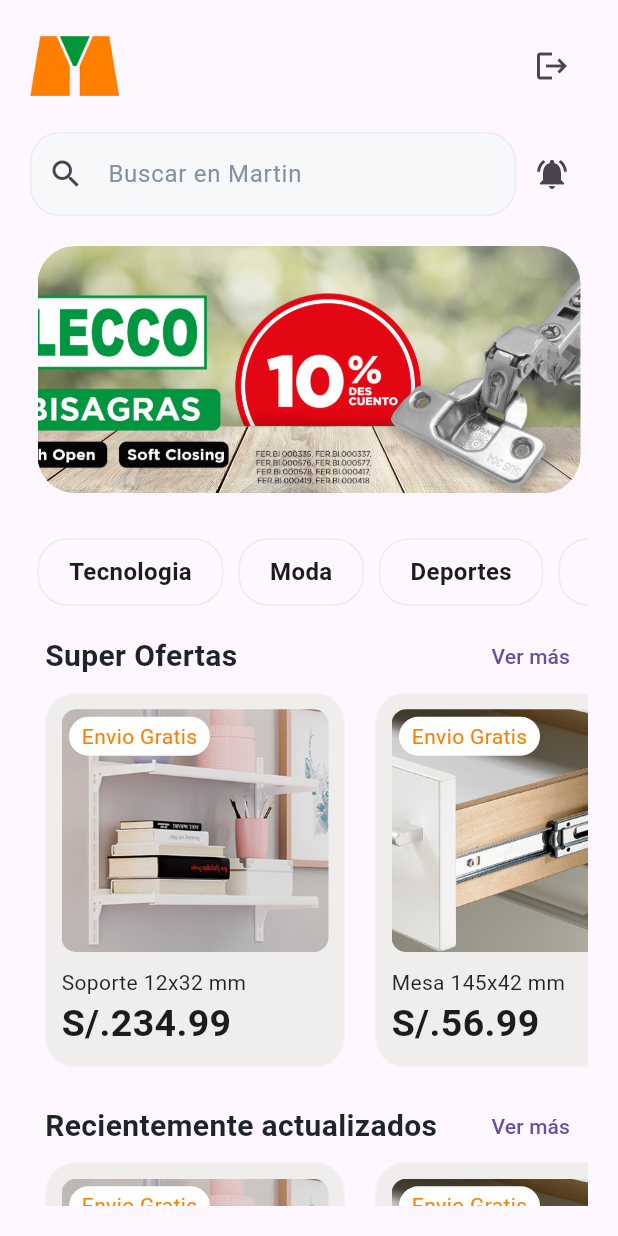
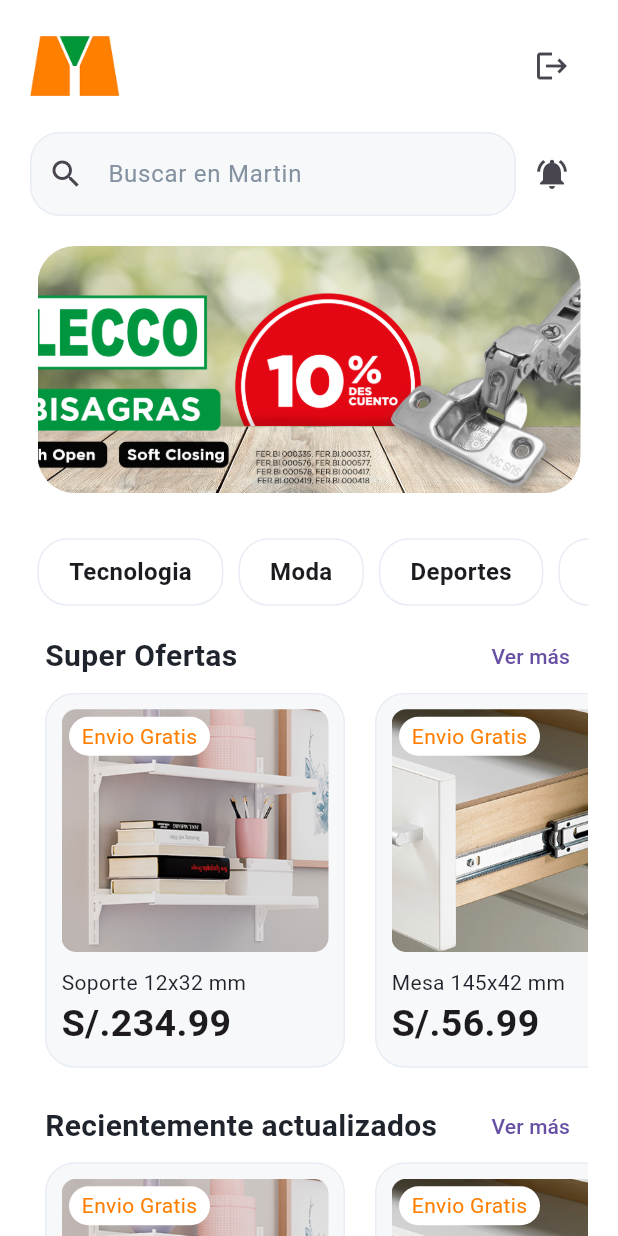
Before and after one commit to cobyzero/Martin-Project-App, a Flutter app: the screen it shows after launch, on a phone screen of 412 x 824 dp. Run offline on Flutter 3.47's test engine with Material 2 defaults, Android fonts, the light colour scheme and no system bars; drawn by our look-alikes of carousel_slider; our stand-ins replace go_router.

Commit message:
fix: render_search bordes diferentes en cada estado

```diff
--- a/lib/config/router/router.dart
+++ b/lib/config/router/router.dart
@@ -21,7 +21,7 @@
     ),
     GoRoute(
       path: "/home",
-      builder: (context, state) => const HomeScreen(),
+      builder: (context, state) => HomeScreen(),
     )
   ],
 );
--- a/lib/config/util/colors_util.dart
+++ b/lib/config/util/colors_util.dart
@@ -2,7 +2,7 @@
 
 const kPrimaryColor = Color(0xffFF7E00);
 const textColor = Color(0xff1E232C);
-
+const bgColor = Colors.white;
 //TextFormField
 const formBorderColor = Color(0xffE8ECF4);
 const formFilledColor = Color(0xffF7F8F9);
--- a/lib/config/widgets/render_product.dart
+++ b/lib/config/widgets/render_product.dart
@@ -18,9 +18,9 @@
     return Container(
       margin: const EdgeInsets.symmetric(horizontal: 10),
       decoration: BoxDecoration(
-          color: itemBackgroundColor,
+          color: formFilledColor,
           borderRadius: BorderRadius.circular(20),
-          border: Border.all(width: 1, color: itemBorderColor)),
+          border: Border.all(width: 1, color: formBorderColor)),
       padding: const EdgeInsets.all(10),
       width: 200,
       child: Column(
@@ -43,7 +43,7 @@
                 alignment: Alignment.center,
                 height: 26,
                 width: 94,
-                margin: const EdgeInsets.all(5),
+                margin: const EdgeInsets.all(5.0),
                 decoration: BoxDecoration(
                   color: Colors.white,
                   borderRadius: BorderRadius.circular(20),
--- a/lib/config/widgets/render_scroll_banner.dart
+++ b/lib/config/widgets/render_scroll_banner.dart
@@ -1,6 +1,5 @@
 import 'package:flutter/material.dart';
-import 'package:martin_project_app/config/util/colors_util.dart';
-import 'package:martin_project_app/config/widgets/render_banner.dart';
+
 import 'package:carousel_slider/carousel_slider.dart';
 
 class RenderScrollBanner extends StatefulWidget {
--- a/lib/config/widgets/render_search.dart
+++ b/lib/config/widgets/render_search.dart
@@ -16,6 +16,12 @@
         enabledBorder: OutlineInputBorder(
             borderRadius: BorderRadius.circular(20),
             borderSide: const BorderSide(color: formBorderColor)),
+        focusedBorder: OutlineInputBorder(
+            borderRadius: BorderRadius.circular(20),
+            borderSide: const BorderSide(color: formBorderColor)),
+        border: OutlineInputBorder(
+            borderRadius: BorderRadius.circular(20),
+            borderSide: const BorderSide(color: formBorderColor)),
       ),
     );
   }
--- a/lib/config/widgets/render_windows.dart
+++ b/lib/config/widgets/render_windows.dart
@@ -1,26 +1,28 @@
 import 'package:flutter/material.dart';
+import 'package:martin_project_app/config/util/colors_util.dart';
 
 class RenderWindows extends StatelessWidget {
-  const RenderWindows({
-    super.key,
-    required this.child,
-    this.appbar,
-    this.padding = 0.0,
-  });
+  const RenderWindows(
+      {super.key,
+      required this.child,
+      this.appbar,
+      this.padding = 0.0,
+      this.backgroundColor = bgColor});
 
   final Widget child;
   final PreferredSizeWidget? appbar;
   final double padding;
-
+  final Color backgroundColor;
   @override
   Widget build(BuildContext context) {
     return Scaffold(
+      backgroundColor: backgroundColor,
       appBar: appbar,
       body: SafeArea(
           child: Container(
         width: double.infinity,
         height: double.infinity,
-        padding: EdgeInsets.all(padding),
+        padding: EdgeInsets.only(top: padding, left: padding, right: padding),
         child: child,
       )),
     );
--- /dev/null
+++ b/lib/infraestructure/presentation/screens/cart_screen.dart
@@ -0,0 +1,10 @@
+import 'package:flutter/material.dart';
+
+class CartScreen extends StatelessWidget {
+  const CartScreen({super.key});
+
+  @override
+  Widget build(BuildContext context) {
+    return Scaffold();
+  }
+}
--- a/lib/infraestructure/presentation/screens/home_screen.dart
+++ b/lib/infraestructure/presentation/screens/home_screen.dart
@@ -1,4 +1,5 @@
 import 'package:flutter/material.dart';
+import 'package:go_router/go_router.dart';
 import 'package:martin_project_app/config/util/colors_util.dart';
 
 import 'package:martin_project_app/config/widgets/render_scroll_banner.dart';
@@ -41,6 +42,7 @@
       567.99,
     ),
   ];
+
   @override
   Widget build(BuildContext context) {
     return RenderWindows(
@@ -56,12 +58,12 @@
                   width: 60,
                 ),
                 IconButton(
-                  onPressed: () {},
+                  onPressed: () => context.go("/main"),
                   icon: const Icon(Icons.logout),
                 )
               ],
             ),
-            SizedBox(
+            const SizedBox(
               height: 20,
             ),
             Row(
@@ -73,18 +75,22 @@
                 ),
               ],
             ),
+            //
             const SizedBox(
               height: 20,
             ),
             RenderScrollBanner(
               images: images,
             ),
+            //
             const SizedBox(
               height: 30,
             ),
+            //
             RenderScrollCategory(
               categorys: categorys,
             ),
+            //
             const SizedBox(
               height: 10,
             ),
@@ -109,11 +115,12 @@
                 )
               ],
             ),
-
+            //
             RenderScrollProducts(
               products: products,
             ),
-            SizedBox(
+            //
+            const SizedBox(
               height: 15,
             ),
             //
@@ -137,7 +144,7 @@
                 )
               ],
             ),
-
+            //
             RenderScrollProducts(
               products: products,
             )
--- /dev/null
+++ b/lib/infraestructure/presentation/screens/product_screen.dart
@@ -0,0 +1,10 @@
+import 'package:flutter/material.dart';
+
+class ProductScreen extends StatelessWidget {
+  const ProductScreen({super.key});
+
+  @override
+  Widget build(BuildContext context) {
+    return Scaffold();
+  }
+}
```
